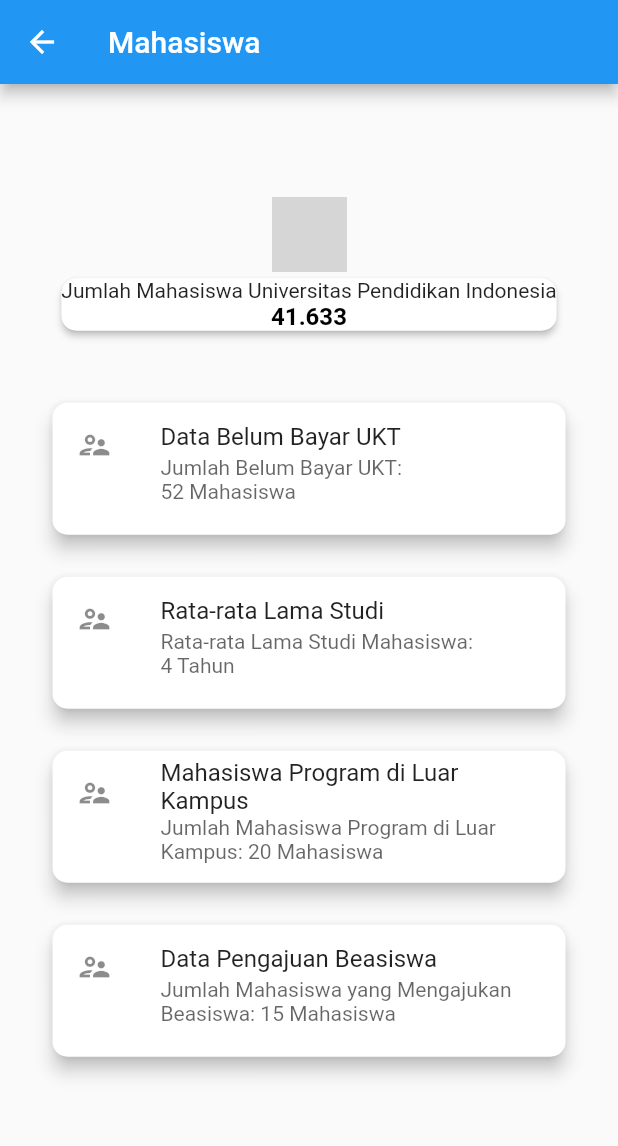
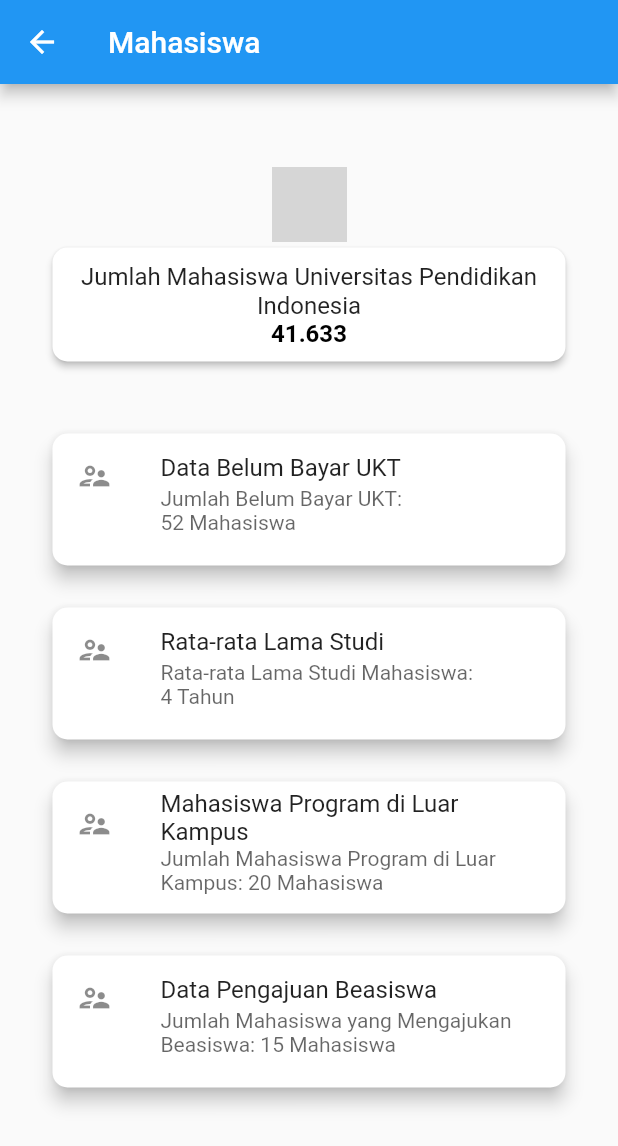
Before and after one commit to Fadil3/upi_dalam_data, a Flutter app: the Mahasiswa screen opened directly, on a phone screen of 412 x 824 dp. Shown: the top 1146 px of the screen. Run offline on Flutter 3.47's test engine with Material 2 defaults, Android fonts, the phone set to English and light mode, and no system bars; our stand-ins replace accordion, syncfusion_flutter_charts; grey boxes are pictures that could not be loaded.

Commit message:
fix layout

```diff
--- a/lib/mahasiswa.dart
+++ b/lib/mahasiswa.dart
@@ -32,14 +32,22 @@
                   elevation: 2,
                   child: Column(
                     children: const [
-                      Text("Jumlah Mahasiswa Universitas Pendidikan Indonesia",
-                          textAlign: TextAlign.center),
-                      Text(
-                        '41.633',
-                        style: TextStyle(
-                            fontSize: 16,
-                            fontWeight: FontWeight.bold,
-                            color: Colors.black),
+                      Padding(
+                        padding: const EdgeInsets.all(2.0),
+                        child: ListTile(
+                          title: Text(
+                              "Jumlah Mahasiswa Universitas Pendidikan Indonesia",
+                              textAlign: TextAlign.center),
+                          subtitle: Text(
+                            '41.633',
+                            textAlign: TextAlign.center,
+                            style: TextStyle(
+                              fontSize: 16,
+                              fontWeight: FontWeight.bold,
+                              color: Colors.black,
+                            ),
+                          ),
+                        ),
                       ),
                     ],
                   ),
```
